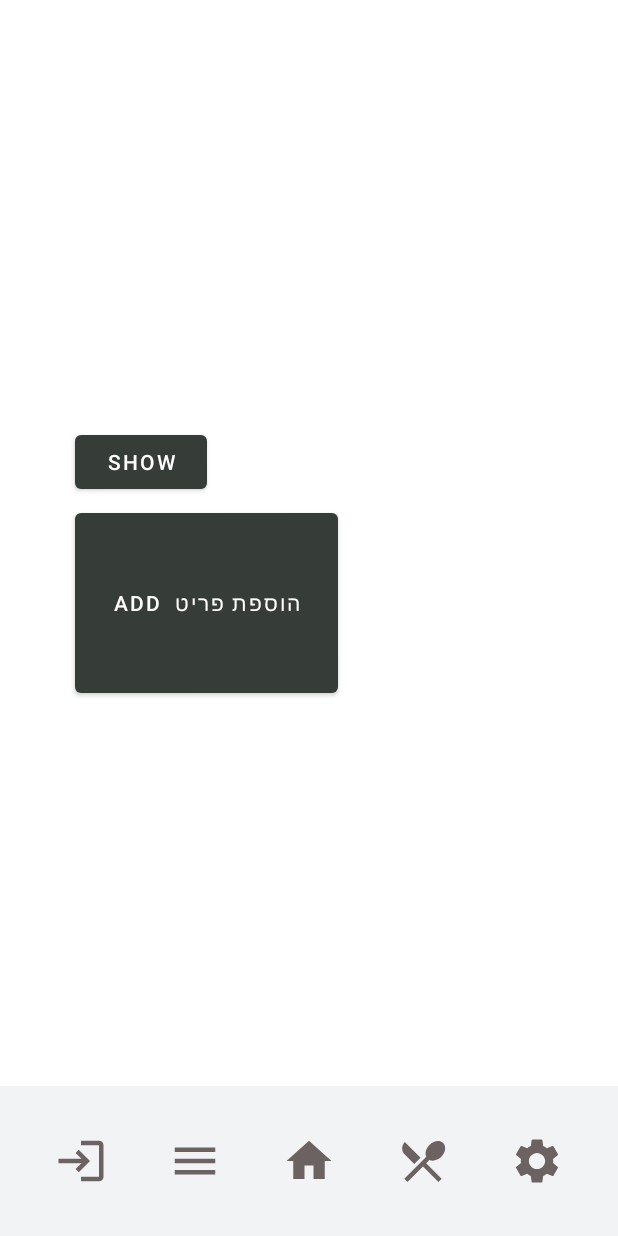
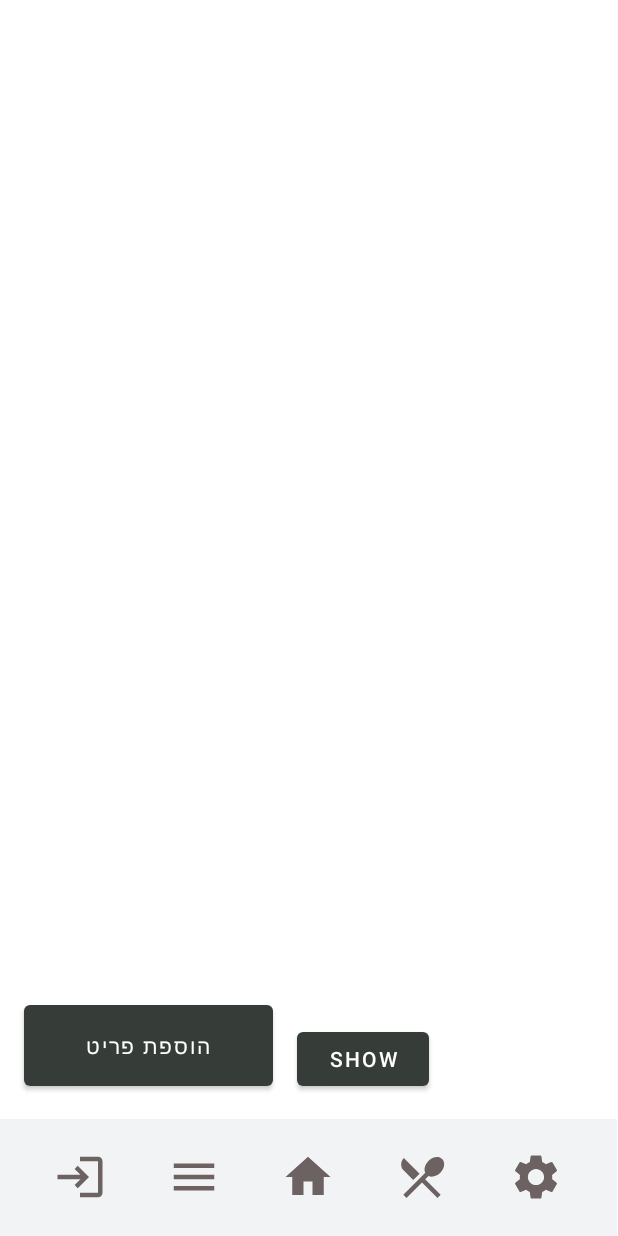
Before and after one commit to JosefMamo12/Zuza-s, an Android app: the screen it shows after launch (MenuPage), after a tap on an icon or button, on a phone screen of 412 x 824 dp. Run offline under Robolectric (Android 15) with nearby library versions, the phone set to English and light mode, and no system bars; our stand-ins replace Firebase (no records; nobody signed in at launch, a user with empty details on screens opened directly).

Commit message:
updated menu

```diff
--- a/app/src/main/res/layout/activity_menu.xml
+++ b/app/src/main/res/layout/activity_menu.xml
@@ -1,7 +1,8 @@
 <?xml version="1.0" encoding="utf-8"?>
-<RelativeLayout xmlns:android="http://schemas.android.com/apk/res/android"
+<androidx.constraintlayout.widget.ConstraintLayout xmlns:android="http://schemas.android.com/apk/res/android"
     xmlns:app="http://schemas.android.com/apk/res-auto"
     xmlns:tools="http://schemas.android.com/tools"
+    android:id="@+id/relativeLayout"
     android:layout_width="match_parent"
     android:layout_height="match_parent"
     tools:context=".MenuPage">
@@ -9,33 +10,33 @@
 
     <Button
         android:id="@+id/menu_add_item_manager"
-        android:layout_width="175dp"
-        android:layout_height="132dp"
-        android:layout_alignParentStart="true"
-        android:layout_alignParentTop="true"
-        android:layout_marginStart="50dp"
-        android:layout_marginTop="336dp"
+        android:layout_width="166dp"
+        android:layout_height="66dp"
+        android:layout_marginStart="16dp"
+        android:layout_marginBottom="16dp"
         android:onClick="onClick"
         android:text="@string/add_item_menu"
-        tools:ignore="UsingOnClickInXml"
-        tools:layout_editor_absoluteX="16dp"
-        tools:layout_editor_absoluteY="344dp" />
+        app:layout_constraintBottom_toTopOf="@+id/include"
+        app:layout_constraintStart_toStartOf="parent"
+        tools:ignore="UsingOnClickInXml" />
 
     <Button
         android:id="@+id/get_items_menu"
         android:layout_width="wrap_content"
         android:layout_height="wrap_content"
-        android:layout_alignParentTop="true"
-        android:layout_centerHorizontal="true"
-        android:layout_marginStart="-175dp"
-        android:layout_marginTop="284dp"
-        android:layout_toEndOf="@+id/menu_add_item_manager"
+        android:layout_marginStart="16dp"
+        android:layout_marginBottom="16dp"
         android:onClick="onClick"
         android:text="@string/get_items_menu"
-        app:layout_constraintBottom_toTopOf="@+id/menu_add_item_manager"
-        tools:ignore="UsingOnClickInXml"
-        tools:layout_editor_absoluteX="58dp" />
+        app:layout_constraintBottom_toTopOf="@+id/include"
+        app:layout_constraintStart_toEndOf="@+id/menu_add_item_manager"
+        tools:ignore="UsingOnClickInXml" />
 
-    <include layout="@layout/navigation_bar" />
+    <include
+        android:id="@+id/include"
+        layout="@layout/navigation_bar"
+        android:layout_width="411dp"
+        android:layout_height="78dp"
+        app:layout_constraintBottom_toBottomOf="parent" />
 
-</RelativeLayout>
+</androidx.constraintlayout.widget.ConstraintLayout>
--- a/app/src/main/res/values/strings.xml
+++ b/app/src/main/res/values/strings.xml
@@ -18,7 +18,7 @@
     <string name="facebook_client_token">48ec3cf223794ce4c9677cef67bca291</string>
 
      <!-- (From Main Page) Menu page -->
-    <string name="add_item_menu">Add \ הוספת פריט</string>
+    <string name="add_item_menu">הוספת פריט</string>
     <string name="get_items_menu">Show</string>
     <string name="items_list">Items</string>
 
@@ -26,9 +26,11 @@
     <!-- (From Menu Page) Add item page (Manager page) -->
     <string name="add_item_header">הוספת פריט</string>
     <string name="add_item_name">שם</string>
+    <string name="add_item_description">תיאור קצר (לא חייב למלא)</string>
+    <string name="add_item_new_category">הוספת קטגוריה חדשה</string>
     <string name="add_item_category">קטגוריה</string>
     <string name="add_item_price">מחיר</string>
-    <string name="add_item_finish">הוספה</string>
+    <string name="add_item_finish">הוספת פריט</string>
     <string name="add_item_abort">לא משנה</string>
 
 
```
Also changed, not shown: app/src/main/java/com/example/myapplication/MenuPage.java (+20 -5 lines), app/src/main/java/com/example/myapplication/addMenuItem.java (+93 -9 lines), app/src/main/java/com/example/myapplication/menuItem.java (+13 -4 lines), app/src/main/res/layout/activity_menu_add_item.xml (+65 -25 lines), app/src/main/res/layout/menu_list_recycler_view.xml (deleted, +0 -29 lines).
